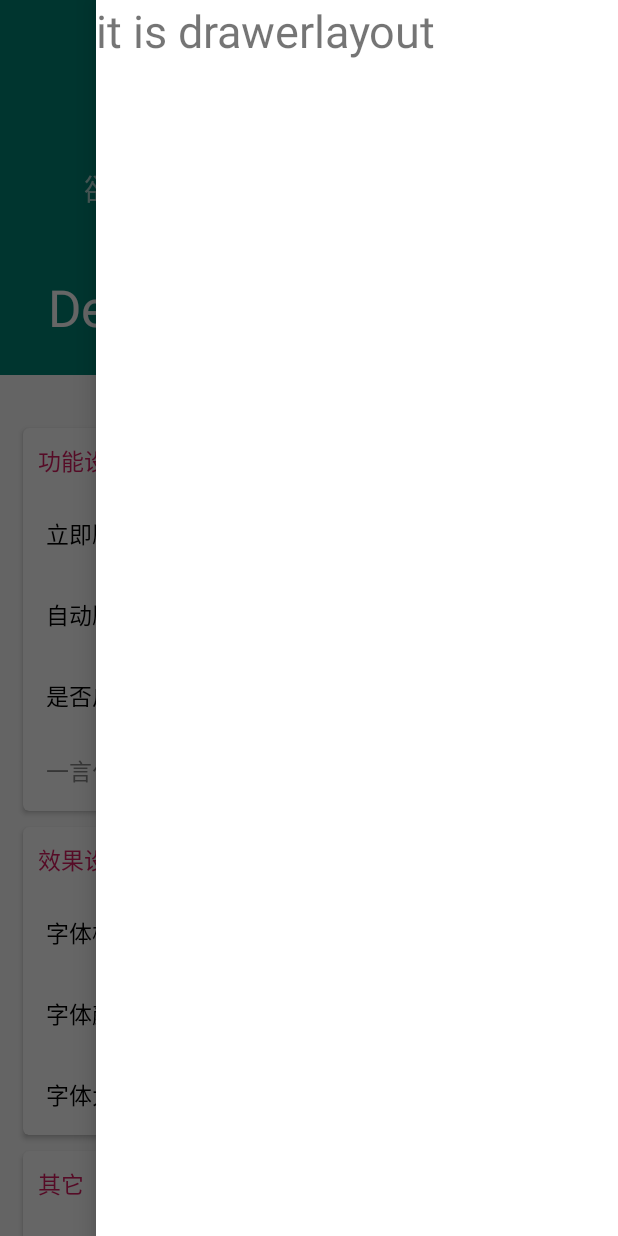
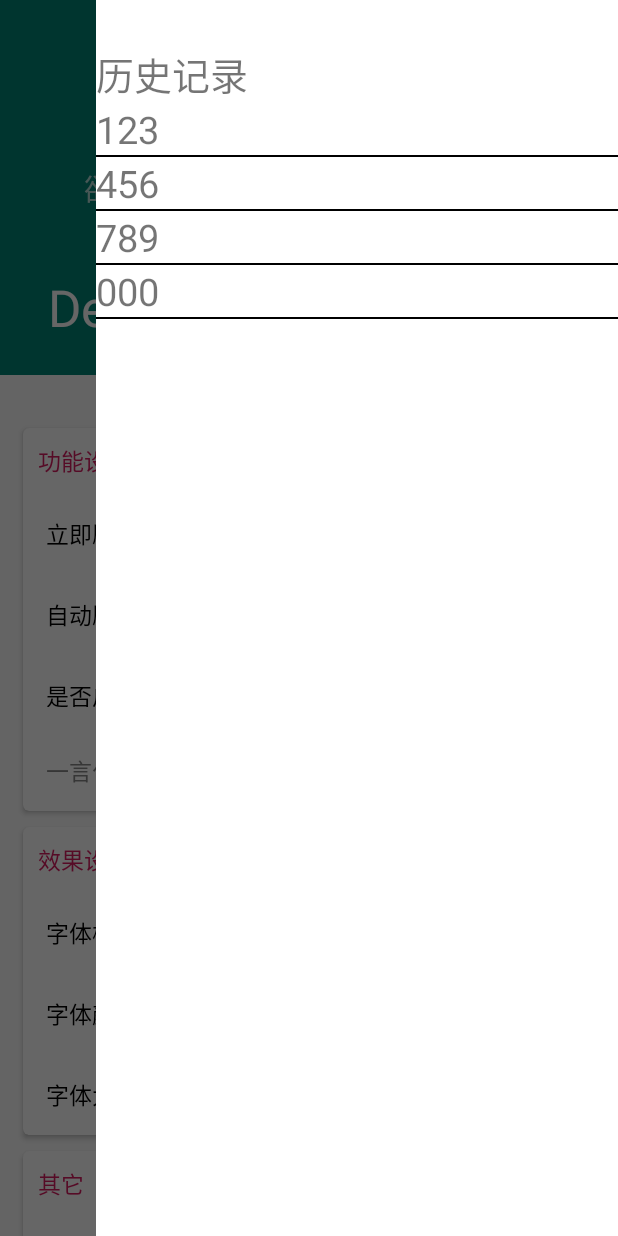
Before and after one commit to JeauLiang/DeepQuotes_for_Android, an Android app: the screen it shows after launch (ScrollingActivity), with the side drawer open, on a phone screen of 412 x 824 dp. Run offline under Robolectric (Android 15) with nearby library versions, the phone set to English and light mode, and no system bars.

Commit message:
Drawerlayout加入recyclerview

```diff
--- a/app/build.gradle
+++ b/app/build.gradle
@@ -30,6 +30,6 @@ dependencies {
     androidTestImplementation 'androidx.test.espresso:espresso-core:3.2.0'
     implementation 'com.squareup.okhttp3:okhttp:4.6.0'
     implementation 'org.jsoup:jsoup:1.13.1'
+    implementation 'com.android.support:recyclerview-v7:28.0.0'
     //noinspection GradleCompatible
-    implementation 'com.android.support:recyclerview-v7:28.0.0'
 }
--- /dev/null
+++ b/app/src/main/java/com/deepquotes/QuotesAdapter.java
@@ -0,0 +1,44 @@
+package com.deepquotes;
+
+import android.view.LayoutInflater;
+import android.view.View;
+import android.view.ViewGroup;
+import android.widget.TextView;
+
+import androidx.recyclerview.widget.RecyclerView;
+
+import java.util.List;
+
+public class QuotesAdapter extends RecyclerView.Adapter<QuotesAdapter.ViewHolder> {
+
+    private List quotesList;
+
+    static class ViewHolder extends RecyclerView.ViewHolder{
+        TextView quoteText;
+        public ViewHolder(View itemView) {
+            super(itemView);
+            quoteText = itemView.findViewById(R.id.quote_history);
+        }
+    }
+
+    public QuotesAdapter(List quotesList) {
+        this.quotesList = quotesList;
+    }
+
+    public ViewHolder onCreateViewHolder(ViewGroup parent, int viewType) {
+        View view = LayoutInflater.from(parent.getContext()).inflate(R.layout.quotes_history_item,parent,false);
+        ViewHolder viewHolder = new ViewHolder(view);
+        return viewHolder;
+    }
+
+
+    public void onBindViewHolder(ViewHolder holder, int position) {
+//        quotesList.get(position);
+        holder.quoteText.setText(quotesList.get(position).toString());
+    }
+
+    @Override
+    public int getItemCount() {
+        return quotesList.size();
+    }
+}
--- a/app/src/main/java/com/deepquotes/ScrollingActivity.java
+++ b/app/src/main/java/com/deepquotes/ScrollingActivity.java
@@ -11,11 +11,14 @@ import android.os.Bundle;
 import com.google.android.material.floatingactionbutton.FloatingActionButton;
 import com.google.android.material.snackbar.Snackbar;
 
+import androidx.annotation.NonNull;
 import androidx.appcompat.app.AlertDialog;
 import androidx.appcompat.app.AppCompatActivity;
 import androidx.appcompat.widget.Toolbar;
 import androidx.core.view.GravityCompat;
 import androidx.drawerlayout.widget.DrawerLayout;
+import androidx.recyclerview.widget.LinearLayoutManager;
+import androidx.recyclerview.widget.RecyclerView;
 
 import android.provider.MediaStore;
 import android.util.Log;
@@ -24,6 +27,9 @@ import android.view.LayoutInflater;
 import android.view.View;
 import android.view.Menu;
 import android.view.MenuItem;
+import android.view.ViewGroup;
+import android.widget.Adapter;
+import android.widget.ArrayAdapter;
 import android.widget.CheckBox;
 import android.widget.CompoundButton;
 import android.widget.LinearLayout;
@@ -34,6 +40,7 @@ import android.widget.TextView;
 import android.widget.Toast;
 
 import java.util.ArrayList;
+import java.util.List;
 
 public class ScrollingActivity extends AppCompatActivity {
 
@@ -118,6 +125,21 @@ public class ScrollingActivity extends AppCompatActivity {
                 }
             }
         });
+
+
+        List<String> myList = new ArrayList<>();
+        myList.add("123");
+        myList.add("456");
+        myList.add("789");
+        myList.add("000");
+        RecyclerView recyclerView = findViewById(R.id.recycler_view);
+        LinearLayoutManager layoutManager = new LinearLayoutManager(this);
+        recyclerView.setLayoutManager(layoutManager);
+        QuotesAdapter adapter = new QuotesAdapter(myList);
+        recyclerView.setAdapter(adapter);
+
+
+
     }
 
     public void showHistory(View view){
--- a/app/src/main/res/layout/activity_scrolling.xml
+++ b/app/src/main/res/layout/activity_scrolling.xml
@@ -65,12 +65,36 @@
 
 
     <!--*******************滑动菜单界面******************-->
-    <TextView
+<!--    <TextView-->
+<!--        android:layout_width="match_parent"-->
+<!--        android:layout_height="match_parent"-->
+<!--        android:layout_gravity="right"-->
+<!--        android:text="it is drawerlayout"-->
+<!--        android:textSize="30sp"-->
+<!--        android:background="#fff"/>-->
+    <LinearLayout
         android:layout_width="match_parent"
         android:layout_height="match_parent"
-        android:layout_gravity="right"
-        android:text="it is drawerlayout"
-        android:textSize="30sp"
-        android:background="#fff"/>
+        android:orientation="vertical"
+        android:layout_gravity="right">
+        <TextView
+            android:layout_width="match_parent"
+            android:layout_height="wrap_content"
+            android:text="历史记录"
+            android:textSize="25sp"
+            android:paddingTop="30dp"
+            android:background="#fff"/>
+        <androidx.recyclerview.widget.RecyclerView
+            android:id="@+id/recycler_view"
+            android:layout_width="match_parent"
+            android:layout_height="match_parent"
+            android:background="#fff"/>
+
+<!--        <TextView-->
+<!--            android:layout_width="match_parent"-->
+<!--            android:layout_height="match_parent"-->
+<!--            android:background="#fff"-->
+<!--            android:text="6666" />-->
+    </LinearLayout>
 
 </androidx.drawerlayout.widget.DrawerLayout>
--- a/app/src/main/res/layout/hitokoto_type_layout.xml
+++ b/app/src/main/res/layout/hitokoto_type_layout.xml
@@ -4,10 +4,6 @@
     android:layout_width="match_parent"
     android:layout_height="match_parent">
 
-<RadioGroup
-    android:id="@+id/id1111"
-    android:layout_width="match_parent"
-    android:layout_height="wrap_content">
     <CheckBox
         android:id="@+id/random_checkbox"
         android:layout_width="match_parent"
@@ -17,11 +13,7 @@
         android:textSize="15sp"
         android:padding="15dp"
         android:layout_marginLeft="15dp"/>
-</RadioGroup>
-<RadioGroup
-    android:id="@+id/id2222"
-    android:layout_width="match_parent"
-    android:layout_height="wrap_content">
+
     <CheckBox
         android:id="@+id/animation_checkbox"
         android:layout_width="match_parent"
@@ -70,6 +62,5 @@
         android:text="网易云"
         android:padding="15dp"
         android:layout_marginLeft="15dp"/>
-</RadioGroup>
 
 </LinearLayout>
--- /dev/null
+++ b/app/src/main/res/layout/quotes_history_item.xml
@@ -0,0 +1,19 @@
+<?xml version="1.0" encoding="utf-8"?>
+<LinearLayout
+    xmlns:android="http://schemas.android.com/apk/res/android"
+    android:orientation="vertical"
+    android:layout_width="match_parent"
+    android:layout_height="wrap_content">
+    <TextView
+        android:id="@+id/quote_history"
+        android:layout_width="match_parent"
+        android:layout_height="wrap_content"
+        android:maxLines="2"
+        android:textSize="25sp"/>
+    <View
+        android:layout_width="match_parent"
+        android:layout_height="1dp"
+        android:background="#000"/>
+
+
+</LinearLayout>
```
